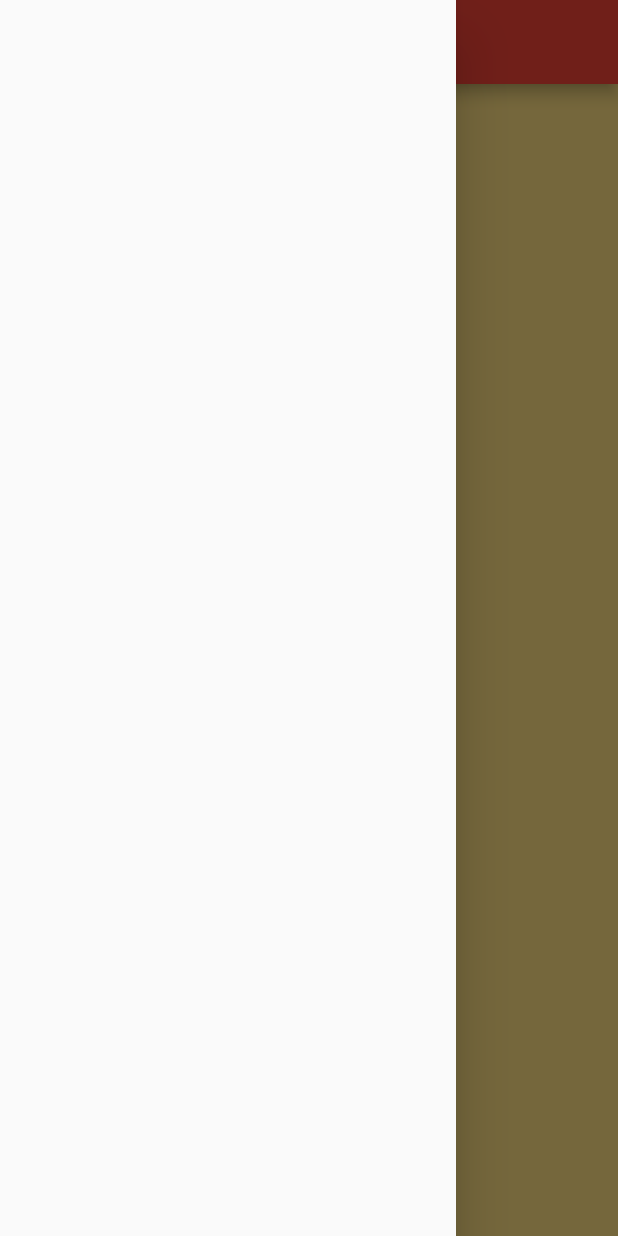
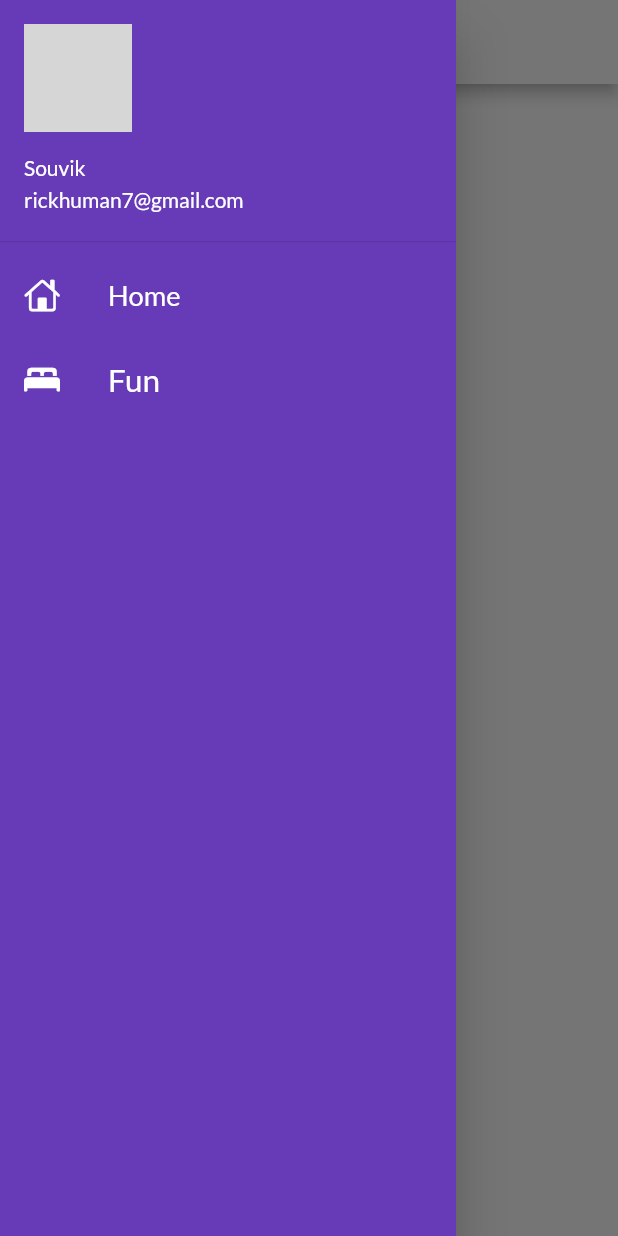
Before and after one commit to souvikg544/flutterFirst, a Flutter app: the screen it shows after launch, with the side drawer open, on a phone screen of 412 x 824 dp. Run offline on Flutter 3.47's test engine with Material 2 defaults, Android fonts, the phone set to English and light mode, and no system bars; our stand-ins replace google_fonts; network calls fail; grey boxes are pictures that could not be loaded.

Commit message:
This is a flutter catalog app only the basic layout has been created

```diff
--- a/lib/main.dart
+++ b/lib/main.dart
@@ -1,5 +1,9 @@
 import 'package:flutter/material.dart';
 import 'package:intro/pages/home_page.dart';
+import 'package:intro/pages/login_page.dart';
+import 'package:google_fonts/google_fonts.dart';
+import 'package:intro/utils/routes.dart';
+import 'package:intro/widgets/themes.dart';
 
 
 void main() {
@@ -10,9 +14,15 @@ class first extends StatelessWidget {
   @override
   Widget build(BuildContext context) {
 
-    num temp=30;
+
     return MaterialApp(
-      home:HomePage()
+      theme: Mytheme.Lightheme(context),
+      debugShowCheckedModeBanner: false,
+      initialRoute:Myroute.homeroute,
+      routes: {
+        Myroute.homeroute:(context)=>HomePage(),
+        Myroute.loginroute:(context)=>loginpage(),
+      },
 
     );
 }
--- a/lib/pages/home_page.dart
+++ b/lib/pages/home_page.dart
@@ -1,4 +1,5 @@
 import 'package:flutter/material.dart';
+import 'package:intro/widgets/drawer.dart';
 
 class HomePage extends StatelessWidget {
 
@@ -7,10 +8,13 @@ class HomePage extends StatelessWidget {
   Widget build(BuildContext context) {
     String name="Souvik";
     return  Scaffold(
-        backgroundColor: Colors.amber[200],
+        backgroundColor: Colors.white,
         appBar: AppBar(
-          title: Text("Hello"),
-          backgroundColor: Colors.red,
+
+          title: Text(
+            "Hello",
+          ),
+
         ),
         body: Container(
 
@@ -20,12 +24,10 @@ class HomePage extends StatelessWidget {
           child: Text("Hey "+name),
           decoration:BoxDecoration(
             borderRadius: BorderRadius.circular(10),
-             color: Colors.orange,
+             color: Colors.white,
        )
         ),
-        drawer: Drawer(
-
-        ),
+        drawer:mydrawer(),
         );
   }
 }
--- /dev/null
+++ b/lib/utils/routes.dart
@@ -0,0 +1,5 @@
+class Myroute
+{
+  static String loginroute="/login";
+  static String homeroute="/home";
+}
--- /dev/null
+++ b/lib/widgets/drawer.dart
@@ -0,0 +1,59 @@
+import 'package:flutter/cupertino.dart';
+import 'package:flutter/material.dart';
+
+
+class mydrawer extends StatelessWidget {
+  const mydrawer({Key? key}) : super(key: key);
+
+  @override
+  Widget build(BuildContext context) {
+    final imageurl="https://upload.wikimedia.org/wikipedia/en/thumb/4/41/Flag_of_India.svg/1200px-Flag_of_India.svg.png";
+    return Drawer(
+      elevation: 16.0,
+      child:Container(
+        color: Colors.deepPurple,
+        child: ListView(
+          children: [
+            DrawerHeader(
+              padding: EdgeInsets.zero,
+              child:UserAccountsDrawerHeader(
+
+                margin:EdgeInsets.zero,
+                accountName: Text("Souvik"),
+                accountEmail:Text("rickhuman7@gmail.com"),
+                currentAccountPicture:CircleAvatar(backgroundImage: NetworkImage(imageurl),)
+                ),
+              ),
+              ListTile(
+                leading:Icon(
+                  CupertinoIcons.home,
+                  color:Colors.white,
+                ),
+                title:Text(
+                  "Home",
+                  textScaleFactor: 1.3,
+                  style:TextStyle(
+                    color:Colors.white,
+                  ),
+                ),
+              ),
+              ListTile(
+                leading:Icon(
+                  CupertinoIcons.bed_double_fill,
+                  color:Colors.white,
+                ),
+                title:Text(
+                  "Fun",
+                  textScaleFactor: 1.5,
+                  style:TextStyle(
+                    color:Colors.white,
+                  ),
+                ),
+              ),
+          ],
+        ),
+      ),
+
+    );
+  }
+}
--- /dev/null
+++ b/lib/widgets/themes.dart
@@ -0,0 +1,13 @@
+import 'package:flutter/material.dart';
+import 'package:google_fonts/google_fonts.dart';
+class Mytheme{
+  static ThemeData Lightheme(BuildContext context)=>ThemeData(
+     primarySwatch:Colors.deepPurple,
+        fontFamily: GoogleFonts.lato().fontFamily,
+        appBarTheme: AppBarTheme(
+          color: Colors.white,
+          iconTheme: IconThemeData(color: Colors.deepPurple),
+          textTheme: Theme.of(context).textTheme,
+        ),
+  );
+}
```
Also changed, not shown: lib/pages/login_page.dart (added, +98 -0 lines), pubspec.yaml (+3 -9 lines), assets/image/login1.svg (added), images/login.png (added), pubspec.lock.
